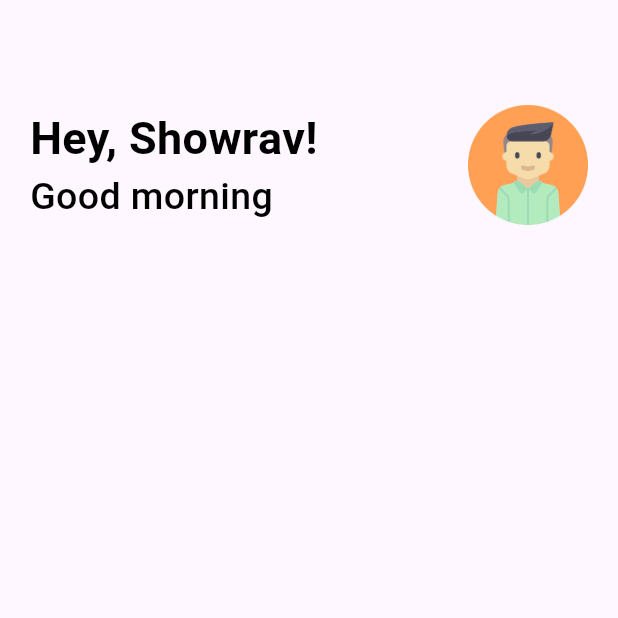
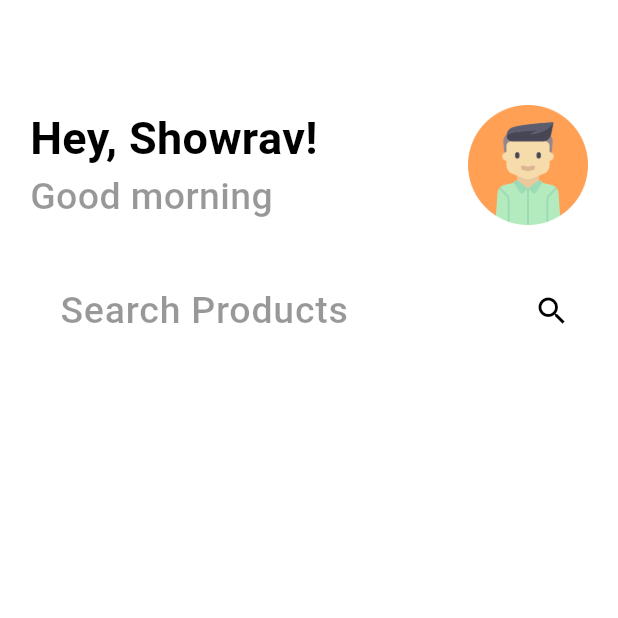
Before and after one commit to Showrav-Dhar/EDU_MEDIX_APP, a Flutter app: the screen it shows after launch, on a phone screen of 412 x 824 dp, the top half of it. Run offline on Flutter 3.47's test engine with Material 3 defaults, Android fonts, the phone set to English and light mode, and no system bars.

Commit message:
Search Icon

```diff
--- a/lib/pages/home.dart
+++ b/lib/pages/home.dart
@@ -1,6 +1,8 @@
 import 'package:edu_medix_app/widget/support_widget.dart';
 import 'package:flutter/material.dart';
 import 'dart:math';
+
+import 'package:flutter/widgets.dart';
 
 class Home extends StatefulWidget {
   const Home({super.key});
@@ -37,6 +39,7 @@ class _HomeState extends State<Home> {
   @override
   Widget build(BuildContext context) {
     return Scaffold(
+      backgroundColor: Color.fromARGB(244, 255, 255, 255),
       body: Container(
         margin: EdgeInsets.only(top: 70.0, left: 20.0, right: 20.0),
         child: Column(
@@ -77,6 +80,24 @@ class _HomeState extends State<Home> {
                     ))
               ],
             ),
+            SizedBox(
+              height: 30.0,
+            ),
+            Container(
+                padding: EdgeInsets.only(left: 20.0),
+                decoration: BoxDecoration(
+                    color: Colors.white,
+                    borderRadius: BorderRadius.circular(10)),
+                width: MediaQuery.of(context).size.width,
+                child: TextField(
+                  decoration: InputDecoration(
+                      border: InputBorder.none,
+                      hintText: "Search Products",
+                      hintStyle: AppWidget.lightTextFieldStyle(),
+                      suffixIcon:Icon(Icons.search, color:Colors.black),
+                      ),
+                )
+                )
           ],
         ),
       ),
--- a/lib/widget/support_widget.dart
+++ b/lib/widget/support_widget.dart
@@ -8,6 +8,6 @@ class AppWidget {
 
   static TextStyle lightTextFieldStyle() {
     return TextStyle(
-        color: Colors.black, fontSize: 25, fontWeight: FontWeight.w500);
+        color: Color.fromARGB(103, 0, 0, 0) , fontSize: 25, fontWeight: FontWeight.w500);
   }
 }
```
